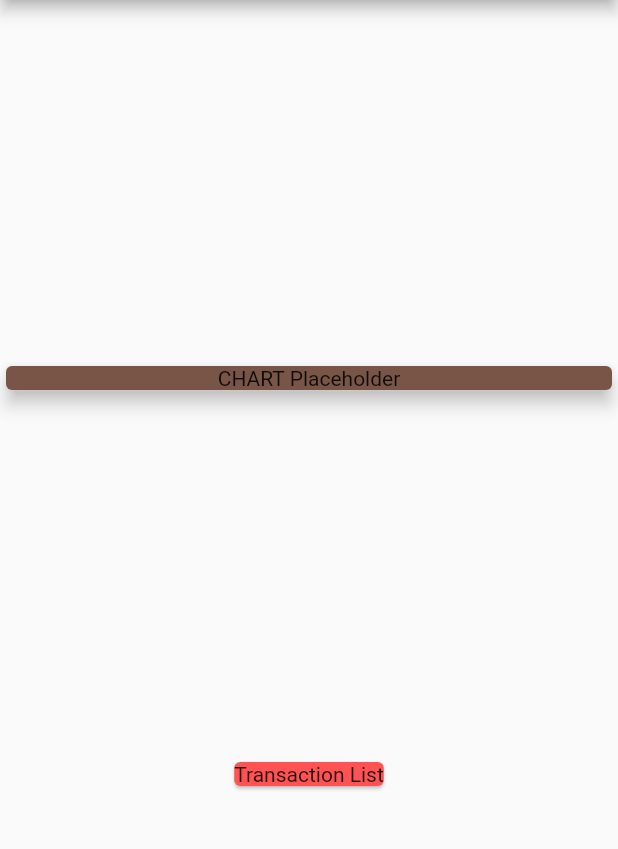
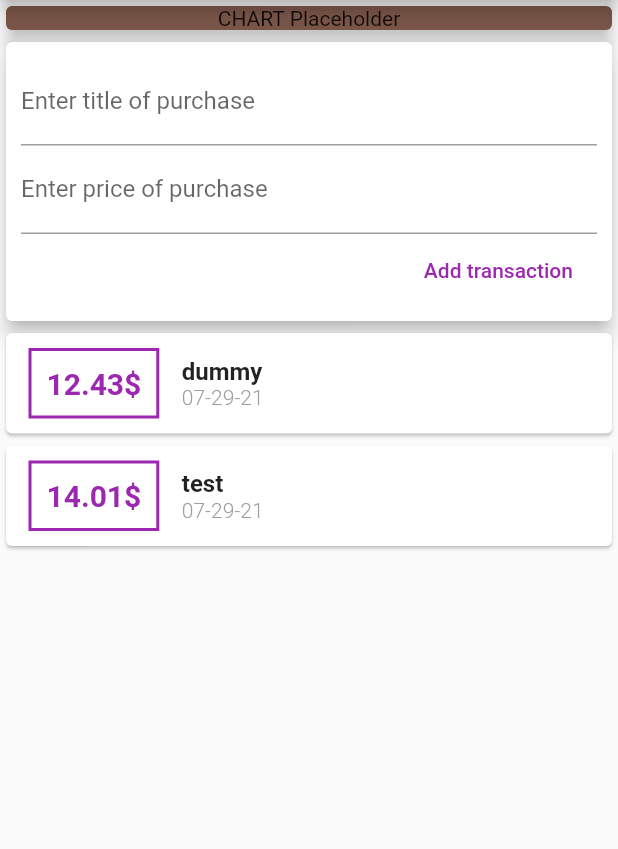
Before and after one commit to alinpahontu2912/expenses-app-flutter-udemy, a Flutter app: the screen it shows after launch, on a phone screen of 412 x 824 dp, the part 84-933 px from its top. Run offline on Flutter 3.47's test engine with Material 2 defaults, Android fonts, the phone set to English and light mode, and no system bars.

Commit message:
added actual cards for transactions, built new class, now working on fetching user input

```diff
--- a/lib/main.dart
+++ b/lib/main.dart
@@ -1,4 +1,6 @@
 import 'package:flutter/material.dart';
+import 'package:intl/intl.dart';
+import 'package:secondapp/transaction.dart';
 
 void main() {
   runApp(MyApp());
@@ -16,6 +18,11 @@ class MyApp extends StatelessWidget {
 }
 
 class MyHomePage extends StatelessWidget {
+  final List<Transaction> transactions = [
+    Transaction(id: '01', title: 'dummy', amount: 12.43, date: DateTime.now()),
+    Transaction(id: '02', title: 'test', amount: 14.01, date: DateTime.now()),
+  ];
+
   @override
   Widget build(BuildContext context) {
     return Scaffold(
@@ -24,7 +31,7 @@ class MyHomePage extends StatelessWidget {
         centerTitle: true,
       ),
       body: Column(
-        mainAxisAlignment: MainAxisAlignment.spaceEvenly ,
+        mainAxisAlignment: MainAxisAlignment.start,
         crossAxisAlignment: CrossAxisAlignment.center,
         children: [
           Card(
@@ -38,12 +45,87 @@ class MyHomePage extends StatelessWidget {
             elevation: 5,
             color: Colors.brown,
           ),
-          Container(
-            child: Card(
-              color: Colors.redAccent,
-              child: Text('Transaction List'),
+          Card(
+            elevation: 5,
+            child: Container(
+              margin: EdgeInsets.all(10),
+              //padding: EdgeInsetsGeometry.infinity,
+              child: Column(
+                crossAxisAlignment: CrossAxisAlignment.end,
+                children: [
+                  TextField(
+                    autocorrect: true,
+                    cursorColor: Colors.indigo,
+                    decoration: InputDecoration(
+                      labelText: 'Enter title of purchase',
+                    ),
+                  ),
+                  TextField(
+                    autocorrect: true,
+                    cursorColor: Colors.indigo,
+                    decoration: InputDecoration(
+                      labelText: 'Enter price of purchase',
+                    ),
+                  ),
+                  FlatButton(
+                    textColor: Colors.purple,
+                      onPressed: () => null, child: Text('Add transaction'))
+                ],
+              ),
             ),
           ),
+          Column(
+            children: transactions.map((tx) {
+              return Card(
+                child: Row(
+                  children: [
+                    Container(
+                      child: Text(
+                        //tx.amount.toString() + '\$',
+                        '${tx.amount}\$',
+                        style: TextStyle(
+                          fontWeight: FontWeight.bold,
+                          fontSize: 20,
+                          color: Colors.purple,
+                        ),
+                      ),
+                      margin:
+                          EdgeInsets.symmetric(vertical: 10, horizontal: 15),
+                      alignment: Alignment.center,
+                      decoration: BoxDecoration(
+                          border: Border.all(
+                            color: Colors.purple,
+                            width: 2,
+                          ),
+                          color: Colors.white54),
+                      padding: EdgeInsets.all(10),
+                    ),
+                    Column(
+                      mainAxisAlignment: MainAxisAlignment.center,
+                      crossAxisAlignment: CrossAxisAlignment.start,
+                      children: [
+                        Text(
+                          tx.title,
+                          style: TextStyle(
+                            fontSize: 16,
+                            fontWeight: FontWeight.bold,
+                          ),
+                        ),
+                        Text(
+                          DateFormat('MM-dd-yy').format(tx.date),
+                          style: TextStyle(
+                            color: Colors.grey,
+                            fontSize: 14,
+                            fontWeight: FontWeight.w300,
+                          ),
+                        ),
+                      ],
+                    )
+                  ],
+                ),
+              );
+            }).toList(),
+          )
         ],
       ),
     );
--- /dev/null
+++ b/lib/transaction.dart
@@ -0,0 +1,12 @@
+class Transaction {
+  String id;
+  String title;
+  double amount;
+  DateTime date;
+
+  Transaction(
+      {required this.id,
+      required this.title,
+      required this.amount,
+      required this.date});
+}
--- a/pubspec.yaml
+++ b/pubspec.yaml
@@ -23,6 +23,7 @@ environment:
 dependencies:
   flutter:
     sdk: flutter
+  intl: ^0.17.0
 
 
   # The following adds the Cupertino Icons font to your application.
```
Also changed, not shown: pubspec.lock.
